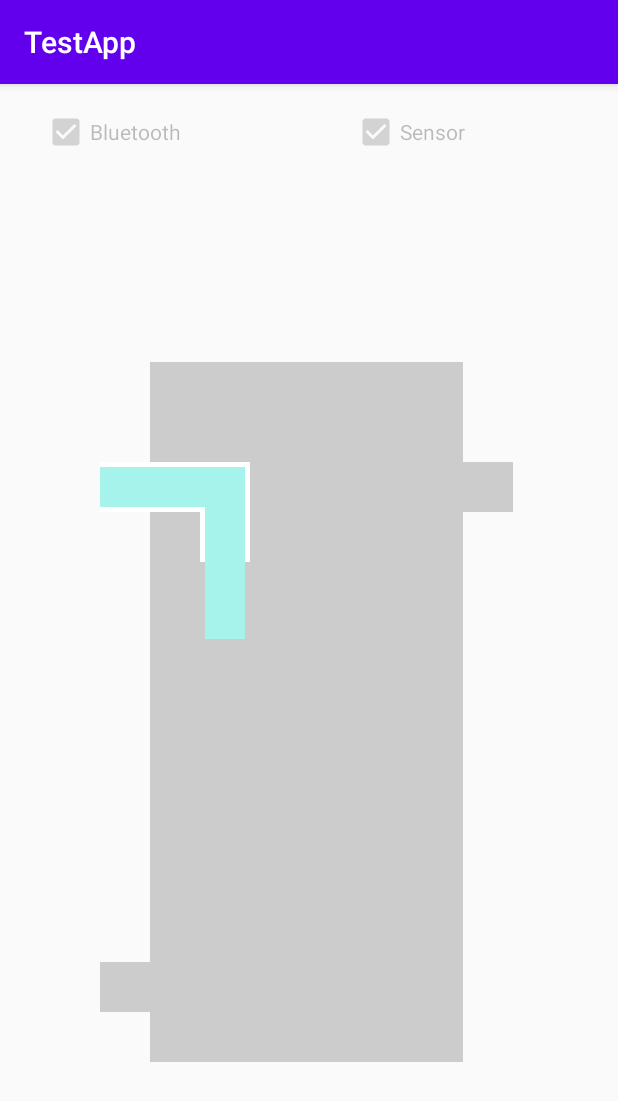
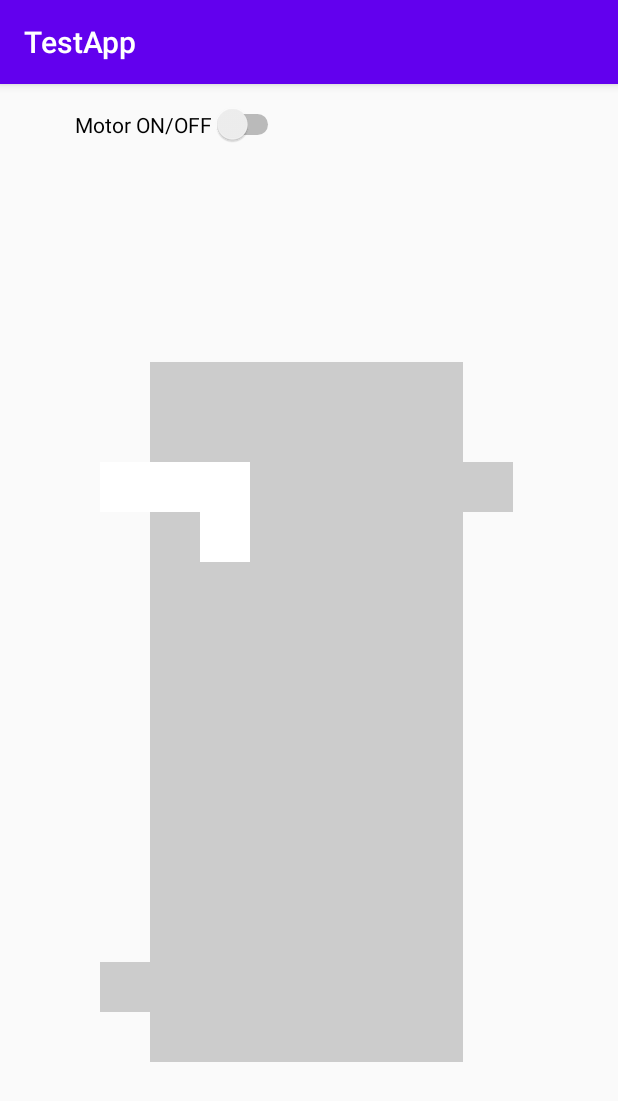
Before and after one commit to Sivakumar3695/LiquidLevelMonitor, an Android app: the WaterLevelSimulatorActivity screen opened directly, with no data from a screen before it, on a phone screen of 412 x 824 dp. Shown: the top 1101 px of the screen. Run offline under Robolectric (Android 15) with nearby library versions, the phone set to English and light mode, and no system bars.

Commit message:
Made HTTPS call to NodeMCU and fetched the water tank level

```diff
--- a/app/src/main/AndroidManifest.xml
+++ b/app/src/main/AndroidManifest.xml
@@ -17,7 +17,9 @@
         android:label="@string/app_name"
         android:roundIcon="@mipmap/ic_launcher_round"
         android:supportsRtl="true"
-        android:theme="@style/AppTheme">
+        android:theme="@style/AppTheme"
+        android:networkSecurityConfig="@xml/network_security_config">
+
         <activity android:name="com.myapp.checkWaterLevel.WaterLevelSimulatorActivity">
             <meta-data
                 android:name="android.support.PARENT_ACTIVITY"
--- a/app/src/main/java/com/myapp/checkWaterLevel/TankView.java
+++ b/app/src/main/java/com/myapp/checkWaterLevel/TankView.java
@@ -8,11 +8,21 @@ import android.content.Context;
 import android.graphics.Canvas;
 import android.graphics.Color;
 import android.graphics.Paint;
+import android.os.AsyncTask;
+import android.os.Handler;
 import android.util.AttributeSet;
 import android.util.Log;
 import android.view.View;
+import android.widget.CompoundButton;
+import android.widget.Switch;
 
 import androidx.annotation.Nullable;
+
+import java.io.BufferedReader;
+import java.io.IOException;
+import java.io.InputStreamReader;
+import java.net.HttpURLConnection;
+import java.net.URL;
 
 public class TankView extends View
 {
@@ -44,8 +54,12 @@ public class TankView extends View
         incomingWaterPipe.setColor(Color.WHITE);
         incomingWaterPipe.setStyle(Paint.Style.FILL);
 
+        HttpGetRequest httpGetRequest = new HttpGetRequest();
+        httpGetRequest.execute();
+
         incomingWaterPipeFlow.setColor(Color.parseColor("#a5f3eb"));
-        startWaterFlow();
+        //startWaterFlow();
+
     }
 
     @Override public void onDraw(Canvas canvas)
@@ -77,9 +91,9 @@ public class TankView extends View
         int rightTopOutletWaterLevel = getInletOutletWaterLevel(310, 340);
         canvas.drawRect((finalWidth*3/4),rightTopOutletWaterLevel,(finalWidth*3/4)+50,340, incomingWaterPipeFlow); // --> Right Top Outlet Water flow
 
-        if (mainWaterLevel <= 370 && !stopFlowInProgress)
+        if (mainWaterLevel <= 500 && !stopFlowInProgress)
         {
-            stopWaterFlow();
+            WaterLevelSimulatorActivity.motorToggle.setChecked(false);
         }
     }
 
@@ -99,6 +113,12 @@ public class TankView extends View
     public void startWaterFlow()
     {
         isWaterFlowInProgress = true;
+        stopFlowInProgress = false;
+
+        incomingPipe_1_Flow_Right = 100;
+        incomingPipe_2_Flow_Bottom = 345;
+        incomingPipe_2_Flow_Top = 345;
+
         final PropertyValuesHolder prop_pipe_1_right = PropertyValuesHolder.ofInt("PROP_PIPE_1_RIGHT", 100, incomingPipeRight-5);
         ObjectAnimator pipe1Animator = new ObjectAnimator();
         pipe1Animator.setValues(prop_pipe_1_right);
@@ -123,20 +143,21 @@ public class TankView extends View
             }
         });
 
-        final PropertyValuesHolder main_water_level_prop = PropertyValuesHolder.ofInt("MAIN_WATER_LEVEL_PROP", tankHeight, 200);
-        ObjectAnimator mainWaterLevelAnimator = new ObjectAnimator();
-        mainWaterLevelAnimator.setValues(main_water_level_prop);
-        mainWaterLevelAnimator.setDuration(2000);
-        mainWaterLevelAnimator.addUpdateListener(new ValueAnimator.AnimatorUpdateListener() {
-            @Override
-            public void onAnimationUpdate(ValueAnimator animation) {
-                mainWaterLevel = (int) animation.getAnimatedValue("MAIN_WATER_LEVEL_PROP");
-                invalidate();
-            }
-        });
+//        final PropertyValuesHolder main_water_level_prop = PropertyValuesHolder.ofInt("MAIN_WATER_LEVEL_PROP", tankHeight, 200);
+//        ObjectAnimator mainWaterLevelAnimator = new ObjectAnimator();
+//        mainWaterLevelAnimator.setValues(main_water_level_prop);
+//        mainWaterLevelAnimator.setDuration(2000);
+//        mainWaterLevelAnimator.addUpdateListener(new ValueAnimator.AnimatorUpdateListener() {
+//            @Override
+//            public void onAnimationUpdate(ValueAnimator animation) {
+//                mainWaterLevel = (int) animation.getAnimatedValue("MAIN_WATER_LEVEL_PROP");
+//                invalidate();
+//            }
+//        });
 
-        startAnimator.playSequentially(pipe1Animator, pipe2Animator, mainWaterLevelAnimator);
+        startAnimator.playSequentially(pipe1Animator, pipe2Animator);
         startAnimator.start();
+        new HttpGetRequest().execute();
     }
 
     public void stopWaterFlow()
@@ -147,6 +168,9 @@ public class TankView extends View
         }
         stopFlowInProgress = true;
         isWaterFlowInProgress = false;
+
+        incomingPipe_2_Flow_Top = 345;
+        incomingPipe_1_Flow_top = 305;
 
         if (getInletOutletWaterLevel(300, 350) < 300)
         {
@@ -195,4 +219,73 @@ public class TankView extends View
         finalHeight = resolveSize(desiredHeight, heightMeasureSpec);
         setMeasuredDimension(finalWidth, finalHeight);
     }
+
+    public class HttpGetRequest extends AsyncTask<String, Void, String>
+    {
+        public static final String REQUEST_METHOD = "GET";
+        public static final int READ_TIMEOUT = 15000;
+        public static final int CONNECTION_TIMEOUT = 15000;
+        public static final String URL = "http://192.168.1.1/getDistance";
+        @Override
+        protected String doInBackground(String... params)
+        {
+            String result;
+            String inputLine;
+            try
+            {
+                //Create a URL object holding our url
+                URL myUrl = new URL(URL);
+                //Create a connection
+                HttpURLConnection connection =(HttpURLConnection) myUrl.openConnection();
+                //Set methods and timeouts
+                connection.setRequestMethod(REQUEST_METHOD);
+                connection.setReadTimeout(READ_TIMEOUT);
+                connection.setConnectTimeout(CONNECTION_TIMEOUT);
+
+                //Connect to our url
+                connection.connect();
+                //Create a new InputStreamReader
+                InputStreamReader streamReader = new InputStreamReader(connection.getInputStream());
+                //Create a new buffered reader and String Builder
+                BufferedReader reader = new BufferedReader(streamReader);
+                StringBuilder stringBuilder = new StringBuilder();
+                //Check if the line we are reading is not null
+                while((inputLine = reader.readLine()) != null)
+                {
+                    stringBuilder.append(inputLine);
+                }
+                //Close our InputStream and Buffered reader
+                reader.close();
+                streamReader.close();
+                //Set our result equal to our stringBuilder
+                result = stringBuilder.toString();
+                if (!stopFlowInProgress)
+                {
+                    mainWaterLevel = mainWaterLevel-(Integer.valueOf(result)/2);
+                    invalidate();
+                }
+            }
+            catch(IOException e)
+            {
+                e.printStackTrace();
+                result = null;
+            }
+            return result;
+        }
+        protected void onPostExecute(String result)
+        {
+            Handler repetitionHandler = new Handler();
+            if (isWaterFlowInProgress)
+            {
+                repetitionHandler.postDelayed(new Runnable() {
+                    @Override
+                    public void run() {
+                        new HttpGetRequest().execute();
+                        invalidate();
+                    }
+                }, 5000);
+                super.onPostExecute(result);
+            }
+        }
+    }
 }
--- a/app/src/main/java/com/myapp/checkWaterLevel/WaterLevelSimulatorActivity.java
+++ b/app/src/main/java/com/myapp/checkWaterLevel/WaterLevelSimulatorActivity.java
@@ -3,24 +3,47 @@ package com.myapp.checkWaterLevel;
 import androidx.annotation.RequiresApi;
 import androidx.appcompat.app.AppCompatActivity;
 
+import android.os.AsyncTask;
 import android.os.Build;
 import android.os.Bundle;
+import android.os.Handler;
 import android.widget.CheckBox;
+import android.widget.CompoundButton;
+import android.widget.Switch;
+import android.widget.Toast;
+import android.widget.ToggleButton;
 
-public class WaterLevelSimulatorActivity extends AppCompatActivity {
+import java.io.BufferedReader;
+import java.io.IOException;
+import java.io.InputStreamReader;
+import java.net.HttpURLConnection;
+import java.net.URL;
 
-    @RequiresApi(api = Build.VERSION_CODES.ICE_CREAM_SANDWICH_MR1)
+public class WaterLevelSimulatorActivity extends AppCompatActivity
+{
+    public static Switch motorToggle;
     @Override
-    protected void onCreate(Bundle savedInstanceState) {
+    protected void onCreate(Bundle savedInstanceState)
+    {
         super.onCreate(savedInstanceState);
         setContentView(R.layout.activity_water_level_simulator);
 
-        CheckBox btoothStatusCheckbox = findViewById(R.id.BtoothStatusCheckbox);
-        btoothStatusCheckbox.setChecked(true);
-        btoothStatusCheckbox.setEnabled(false);
+        motorToggle = (Switch) findViewById(R.id.motor_toggle);
+        final TankView tankView = findViewById(R.id.custom_tank_view);
 
-        CheckBox sensorStatusChecbox = findViewById(R.id.SensorStatusCheckBox);
-        sensorStatusChecbox.setChecked(true);
-        sensorStatusChecbox.setEnabled(false);
+        motorToggle.setOnCheckedChangeListener(new CompoundButton.OnCheckedChangeListener() {
+            @Override
+            public void onCheckedChanged(CompoundButton buttonView, boolean isChecked) {
+                if (isChecked)
+                {
+                    tankView.startWaterFlow();
+                }
+                else
+                {
+                    tankView.stopWaterFlow();
+                }
+            }
+        });
+
     }
 }
--- a/app/src/main/res/layout/activity_water_level_simulator.xml
+++ b/app/src/main/res/layout/activity_water_level_simulator.xml
@@ -6,39 +6,29 @@
     android:layout_height="match_parent"
     tools:context=".WaterLevelSimulatorActivity">
 
-    <CheckBox
-        android:id="@+id/BtoothStatusCheckbox"
-        android:layout_width="wrap_content"
-        android:layout_height="wrap_content"
-        android:layout_marginStart="28dp"
-        android:layout_marginLeft="28dp"
-        android:layout_marginTop="16dp"
-        android:text="@string/bluetooth"
-        app:layout_constraintStart_toStartOf="parent"
-        app:layout_constraintTop_toTopOf="parent" />
-
-    <CheckBox
-        android:id="@+id/SensorStatusCheckBox"
-        android:layout_width="92dp"
-        android:layout_height="32dp"
-        android:layout_marginTop="16dp"
-        android:text="@string/sensor"
-        app:layout_constraintEnd_toEndOf="parent"
-        app:layout_constraintHorizontal_bias="0.573"
-        app:layout_constraintStart_toEndOf="@+id/BtoothStatusCheckbox"
-        app:layout_constraintTop_toTopOf="parent" />
-
     <com.myapp.checkWaterLevel.TankView
+        android:id="@+id/custom_tank_view"
         android:layout_width="0dp"
         android:layout_height="0dp"
-        android:layout_marginTop="4dp"
+        android:layout_marginTop="11dp"
         android:paddingLeft="100dp"
         android:paddingRight="100dp"
         app:layout_constraintBottom_toBottomOf="parent"
         app:layout_constraintEnd_toEndOf="parent"
         app:layout_constraintHorizontal_bias="0.52"
         app:layout_constraintStart_toStartOf="parent"
-        app:layout_constraintTop_toBottomOf="@+id/BtoothStatusCheckbox"
+        app:layout_constraintTop_toBottomOf="@+id/motor_toggle"
         app:layout_constraintVertical_bias="0.0" />
 
+    <Switch
+        android:id="@+id/motor_toggle"
+        android:layout_width="wrap_content"
+        android:layout_height="wrap_content"
+        android:layout_marginStart="50dp"
+        android:layout_marginLeft="50dp"
+        android:layout_marginTop="13dp"
+        android:text="@string/motor_on_off"
+        app:layout_constraintStart_toStartOf="parent"
+        app:layout_constraintTop_toTopOf="parent" />
+
 </androidx.constraintlayout.widget.ConstraintLayout>
--- a/app/src/main/res/values/strings.xml
+++ b/app/src/main/res/values/strings.xml
@@ -16,4 +16,5 @@
     <string name="tick_mark_connected">tick_mark_connected</string>
     <string name="scan_failure_image">scan failure image</string>
     <string name="connection_failed_image">connection_failed_image</string>
+    <string name="motor_on_off">Motor ON/OFF</string>
 </resources>
--- /dev/null
+++ b/app/src/main/res/xml/network_security_config.xml
@@ -0,0 +1,5 @@
+<?xml version="1.0" encoding="utf-8"?>
+<network-security-config>
+    <base-config cleartextTrafficPermitted="true" >
+    </base-config>
+</network-security-config>
```
Also changed, not shown: app/src/main/java/com/myapp/checkWaterLevel/MainActivity.java (+37 -0 lines).
